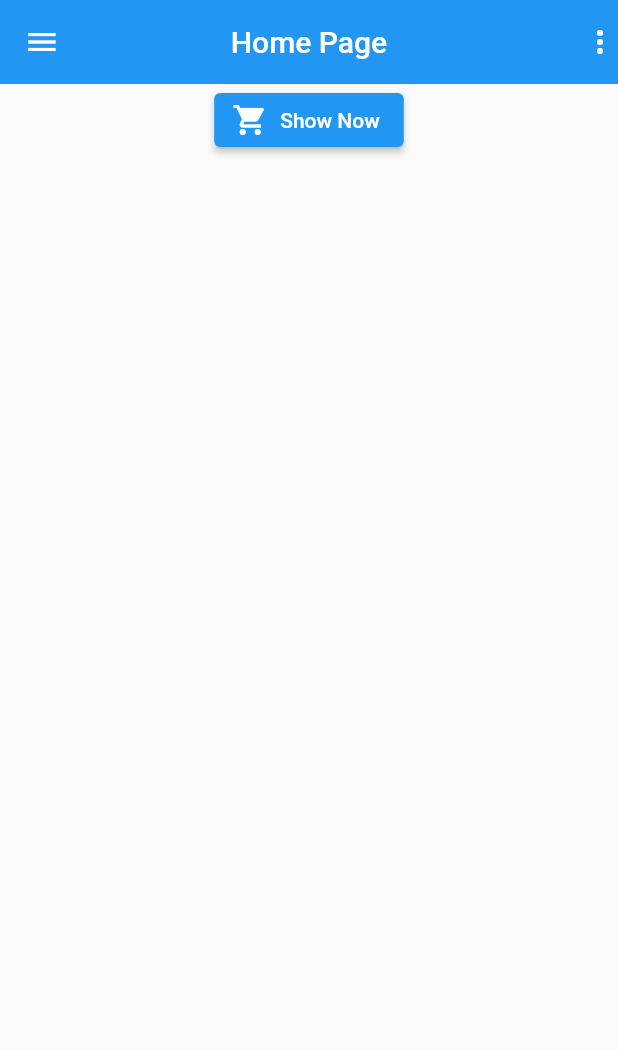
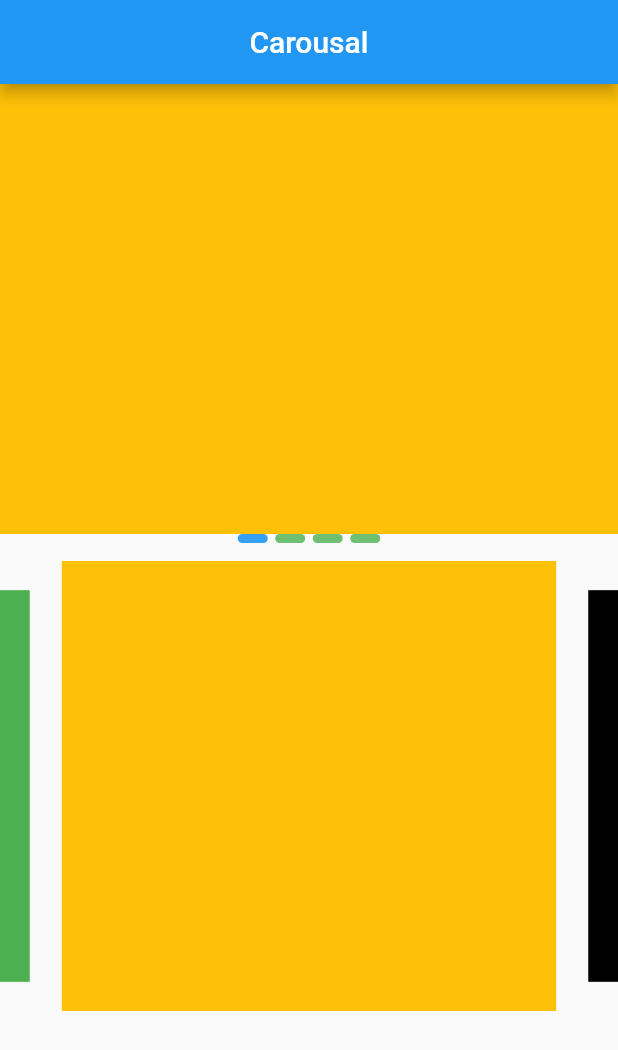
Before and after one commit to tech-aziz/Queue-solutions-BD-Projects, a Flutter app: the screen it shows after launch, on a phone screen of 412 x 824 dp. Shown: the top 1050 px of the screen. Run offline on Flutter 3.47's test engine with Material 2 defaults, Android fonts, the phone set to English and light mode, and no system bars; drawn by our look-alikes of carousel_indicator, carousel_slider.

Commit message:
working with the carousal slider and carousal indicator packages

```diff
--- /dev/null
+++ b/lib/class1/carousal_practice.dart
@@ -0,0 +1,75 @@
+import 'package:flutter/material.dart';
+import 'package:carousel_indicator/carousel_indicator.dart';
+import 'package:carousel_slider/carousel_slider.dart';
+
+class CarousalPractice extends StatefulWidget {
+  const CarousalPractice({Key? key}) : super(key: key);
+
+  @override
+  State<CarousalPractice> createState() => _CarousalPracticeState();
+}
+
+class _CarousalPracticeState extends State<CarousalPractice> {
+  int pageIndex = 0;
+  List<Widget> _demo = [
+    Container(height: 300, color: Colors.amber),
+    Container(height: 300, color: Colors.black),
+    Container(height: 300, color: Colors.blue),
+    Container(height: 300, color: Colors.green),
+  ];
+  @override
+  Widget build(BuildContext context) {
+    return Scaffold(
+      appBar: AppBar(
+        title: Text('Carousal'),
+        centerTitle: true,
+      ),
+      body: Column(
+        children: [
+          Container(
+            height: 300,
+            width: double.infinity,
+            child: PageView(
+              scrollDirection: Axis.horizontal,
+              physics: BouncingScrollPhysics(
+                  parent: AlwaysScrollableScrollPhysics()),
+              children: _demo,
+              onPageChanged: (index) {
+                setState(() {
+                  pageIndex = index;
+                });
+              },
+            ),
+          ),
+          CarouselIndicator(
+            color: Colors.green.withOpacity(.8),
+            activeColor: Colors.blue.withOpacity(0.9),
+            count: _demo.length,
+            index: pageIndex,
+            animationDuration: 50,
+          ),
+          SizedBox(
+            height: 12,
+          ),
+          CarouselSlider(
+              items: _demo,
+              options: CarouselOptions(
+                height: 300,
+                aspectRatio: 16 / 9,
+                viewportFraction: 0.8,
+                initialPage: 0,
+                enableInfiniteScroll: true,
+                reverse: false,
+                autoPlay: true,
+                autoPlayInterval: Duration(seconds: 3),
+                autoPlayAnimationDuration: Duration(milliseconds: 800),
+                autoPlayCurve: Curves.fastOutSlowIn,
+                enlargeCenterPage: true,
+                enlargeFactor: 0.3,
+                scrollDirection: Axis.horizontal,
+              ))
+        ],
+      ),
+    );
+  }
+}
--- a/lib/main.dart
+++ b/lib/main.dart
@@ -1,4 +1,5 @@
 import 'package:flutter/material.dart';
+import 'package:project1/class1/carousal_practice.dart';
 import 'package:project1/screens/home.dart';
 
 void main() {
@@ -17,7 +18,7 @@ class MyApp extends StatelessWidget {
       theme: ThemeData(
         primarySwatch: Colors.blue,
       ),
-      home: HomePage()
+      home: CarousalPractice()
     );
   }
 }
--- a/pubspec.yaml
+++ b/pubspec.yaml
@@ -36,6 +36,8 @@ dependencies:
   # The following adds the Cupertino Icons font to your application.
   # Use with the CupertinoIcons class for iOS style icons.
   cupertino_icons: ^1.0.2
+  carousel_indicator: ^1.0.6
+  carousel_slider: ^4.2.1
 
 dev_dependencies:
   flutter_test:
```
Also changed, not shown: lib/class1/practice.dart (+38 -35 lines), pubspec.lock.
